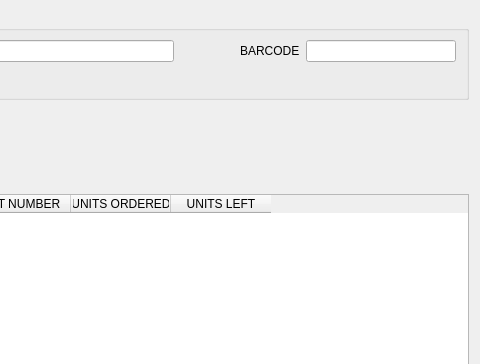
Old version of the form mtrack/inventoryframe.ui in the repository kyledevans/Medicine-Track; both pictures show x 441 to 921 and y 0 to 364 of the 921 by 655 pixel window.
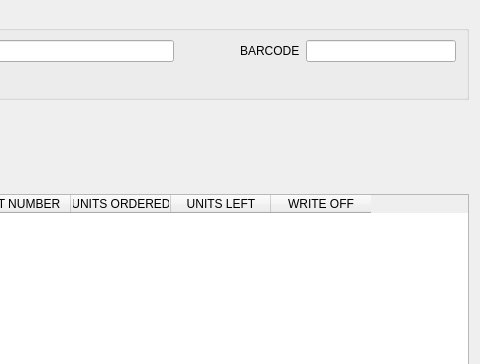
New version of the form.

Commit message: Made dates display in an universal format. 	modified:   mtrack/apw_page00.cpp 	modified:   mtrack/apw_page00.ui 	modified:   mtrack/asw_page00.cpp 	modified:   mtrack/globals.h 	modified:   mtrack/inventoryframe.cpp 	modified:   mtrack/inventoryframe.ui 	modified:   mtrack/patientsearch.cpp 	modified:   mtrack/prescriptionlabel.cpp 	modified:   mtrack/prescriptionsframe.cpp 	modified:   mtrack/shipmentrecord.cpp 	modified:   mtrack/shipmentrecord.h

What changed in the file:
```diff
--- a/mtrack/inventoryframe.ui
+++ b/mtrack/inventoryframe.ui
@@ -285,7 +285,7 @@
       <enum>QAbstractItemView::SelectRows</enum>
      </property>
      <property name="columnCount">
-      <number>7</number>
+      <number>8</number>
      </property>
      <attribute name="horizontalHeaderHighlightSections">
       <bool>false</bool>
@@ -328,6 +328,11 @@
        <string>UNITS LEFT</string>
       </property>
      </column>
+     <column>
+      <property name="text">
+       <string>WRITE OFF</string>
+      </property>
+     </column>
     </widget>
    </item>
   </layout>
```
The commit also changes 10 other files.
